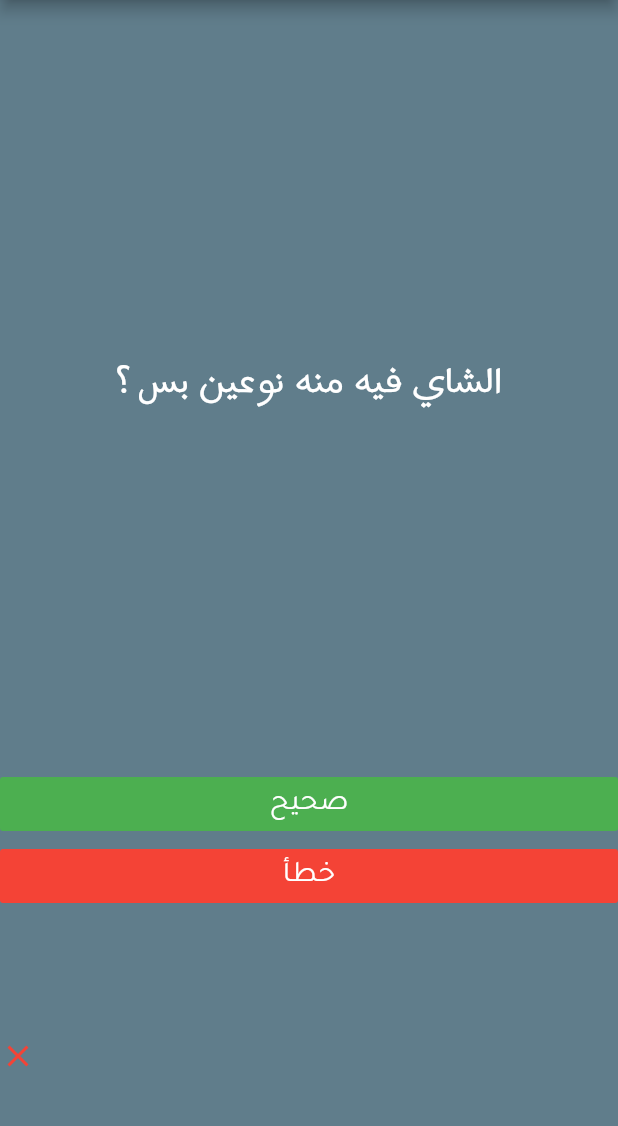
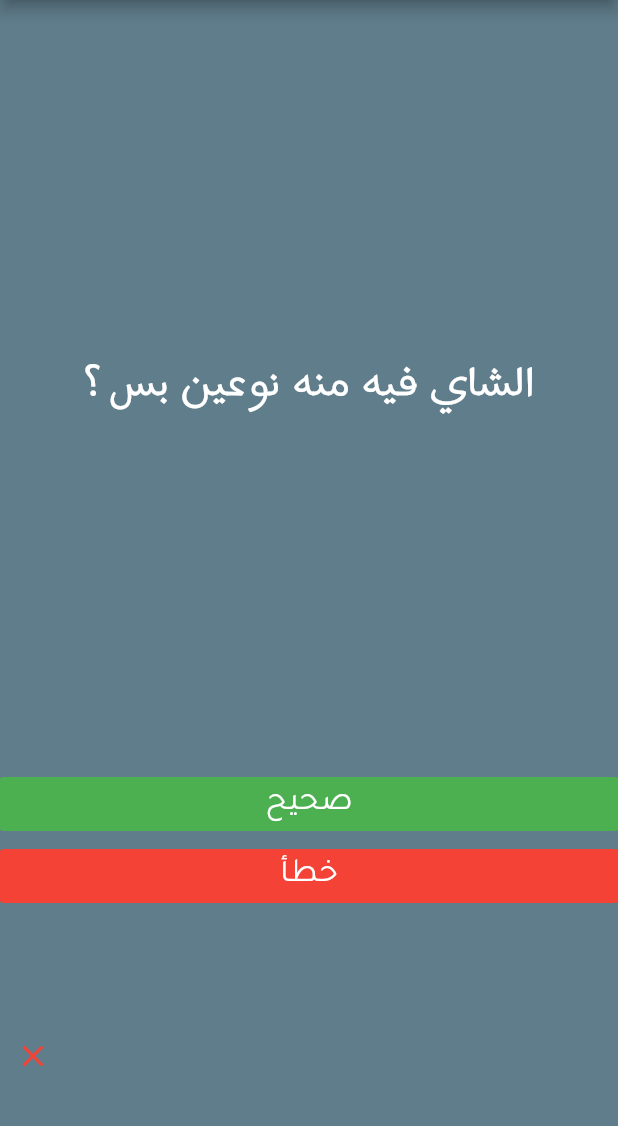
Before and after one commit to grayHatEnigma/quizzler, a Flutter app: the screen it shows after launch, after a tap on "صحيح", on a phone screen of 412 x 824 dp, the part 84-1210 px from its top. Run offline on Flutter 3.47's test engine with Material 2 defaults, Android fonts, the phone set to English and light mode, and no system bars.

Commit message:
third commit - apply abstraction and encapsulation

```diff
--- a/lib/main.dart
+++ b/lib/main.dart
@@ -1,5 +1,6 @@
 import 'package:flutter/material.dart';
-import 'Quiz.dart';
+import 'package:quizzler/questions_bank.dart';
+import 'question.dart';
 
 void main() => runApp(MyApp());
 
@@ -37,17 +38,11 @@ class _QuizPageState extends State<QuizPage> {
   /*
    * Variables
    */
-  //question index
-  int qIndex = 0;
-  //questions objects list
-  List<Quiz> questions = [
-    Quiz(question: 'الزمالك هياخد الدوري', correctAnswer: false),
-    Quiz(question: 'الشاي فيه منه نوعين بس', correctAnswer: false),
-    Quiz(question: 'محمد سلامة أروع واحد في العالم', correctAnswer: true),
-    Quiz(question: 'لو مكنتش سلامة كنت تتمنى تكون سلامة', correctAnswer: true),
-    Quiz(question: 'بتحب محمد سلامة', correctAnswer: true),
-    Quiz(question: 'محمد بيحب أماني', correctAnswer: true),
-  ];
+  int correctAnswersCounter = 0;
+  int wrongAnswersCounter = 0;
+  String state = 'start';
+  //create a question bank object
+  QuestionBank questionBank = QuestionBank();
   // score bar icons list
   List<Icon> scoreBar = [];
 
@@ -67,11 +62,11 @@ class _QuizPageState extends State<QuizPage> {
             padding: const EdgeInsets.all(15.0),
             child: Center(
               child: Text(
-                questions[qIndex].toString(),
+                textToDisplay(state),
                 textAlign: TextAlign.center,
                 softWrap: true,
                 style: TextStyle(
-                    fontFamily: 'Harmattan', color: Colors.white, fontSize: 30),
+                    fontFamily: 'Harmattan', color: Colors.white, fontSize: 35),
               ),
             ),
           ),
@@ -82,8 +77,11 @@ class _QuizPageState extends State<QuizPage> {
         ),
         Expanded(
           flex: 1,
+          child: Padding(
+            padding: const EdgeInsets.all(10.0),
             child: Row(
               children: scoreBar,
+            ),
           ),
         ),
       ],
@@ -101,7 +99,7 @@ class _QuizPageState extends State<QuizPage> {
             'صحيح',
             textAlign: TextAlign.center,
             style: TextStyle(
-                fontFamily: 'Tajawal', color: Colors.white, fontSize: 20),
+                fontFamily: 'Tajawal', color: Colors.white, fontSize: 22),
           ),
           onPressed: () {
             check(true); // green == true
@@ -114,11 +112,9 @@ class _QuizPageState extends State<QuizPage> {
             'خطأ',
             textAlign: TextAlign.center,
             style: TextStyle(
-                fontFamily: 'Tajawal', color: Colors.white, fontSize: 20),
+                fontFamily: 'Tajawal', color: Colors.white, fontSize: 22),
           ),
           onPressed: () {
-            print('red button pressed');
-            //check answer
             check(false); // red == false
             update();
           },
@@ -129,32 +125,39 @@ class _QuizPageState extends State<QuizPage> {
 
 // method to check user answer
   void check(bool buttonClicked) {
-    if (questions[qIndex].correctAnswer == buttonClicked) {
-      print('Correct!');
-      scoreBar.add(Icon(
+    if (state != 'over') {
+      if (questionBank.correctAnswer() == buttonClicked) {
+        scoreBar.add(
+          Icon(
             Icons.check,
             color: Colors.green,
-      ));
+          ),
+        );
+        correctAnswersCounter++;
       } else {
-      print('Wrong!');
-      scoreBar.add(Icon(
+        scoreBar.add(
+          Icon(
             Icons.clear,
             color: Colors.red[500],
-      ));
+          ),
+        );
+        wrongAnswersCounter++;
+      }
     }
   } //check
 
 //method to update UI
   void update() {
     setState(() {
-      if (qIndex < questions.length - 1) {
-        qIndex += 1;
-      } else {
-        qIndex = 0;
-        scoreBar.clear();
-      }
+      state = questionBank.nextQuestion();
     });
   } //updateScore
 
+  String textToDisplay(state) {
+    if (state == 'over') {
+      return "Score\n$correctAnswersCounter / ${questionBank.size}";
+    } else
+      return questionBank.questionText().toString();
+  }
 ///////////////////// THE END //////////////////////////
 } // Class End.
--- a/lib/Quiz.dart
+++ b/lib/question.dart
@@ -1,7 +1,7 @@
-class Quiz {
+class Question {
   String question;
   bool correctAnswer;
-  Quiz({this.question, this.correctAnswer});
+  Question({this.question, this.correctAnswer});
 
   @override
   String toString() => "$question ؟ ";
--- /dev/null
+++ b/lib/questions_bank.dart
@@ -0,0 +1,34 @@
+import 'question.dart';
+
+class QuestionBank {
+  int _questionIndex = 0;
+  //questions objects list
+  //make it private using '_' notation to limit the access to it
+  // ( encapsulation )
+  static List<Question> _questions = [
+    Question(question: 'الزمالك هياخد الدوري', correctAnswer: false),
+    Question(question: 'الشاي فيه منه نوعين بس', correctAnswer: false),
+    Question(question: 'محمد سلامة أروع واحد في العالم', correctAnswer: true),
+    Question(
+        question: 'لو مكنتش سلامة كنت تتمنى تكون سلامة', correctAnswer: true),
+    Question(question: 'بتحب محمد سلامة', correctAnswer: true),
+    Question(question: 'محمد بيحب أماني', correctAnswer: true),
+  ];
+
+  //question bank size
+  int size = _questions.length;
+
+  String nextQuestion() {
+    if (_questionIndex < size - 1) {
+      _questionIndex++;
+      return 'continue';
+    }
+    return 'over';
+  }
+
+  //normal method not a getter
+  String questionText() => _questions[_questionIndex].toString();
+
+  //get correct answer
+  bool correctAnswer() => _questions[_questionIndex].correctAnswer;
+}
```
Lines whose indentation alone changed are shown as unchanged.
